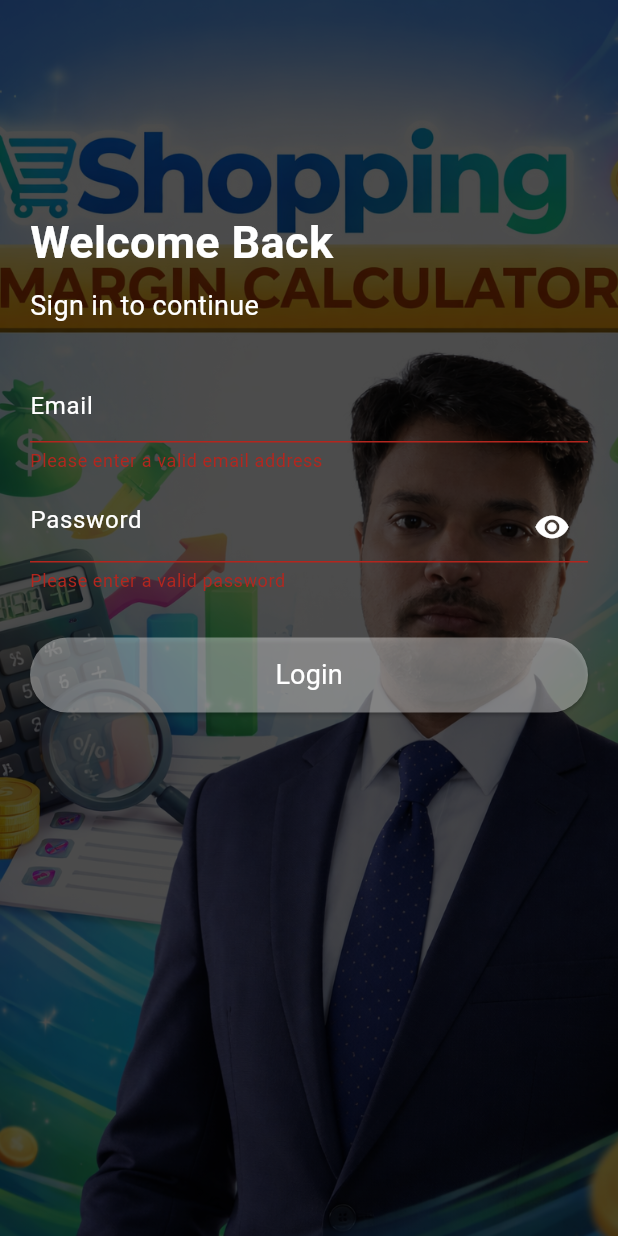
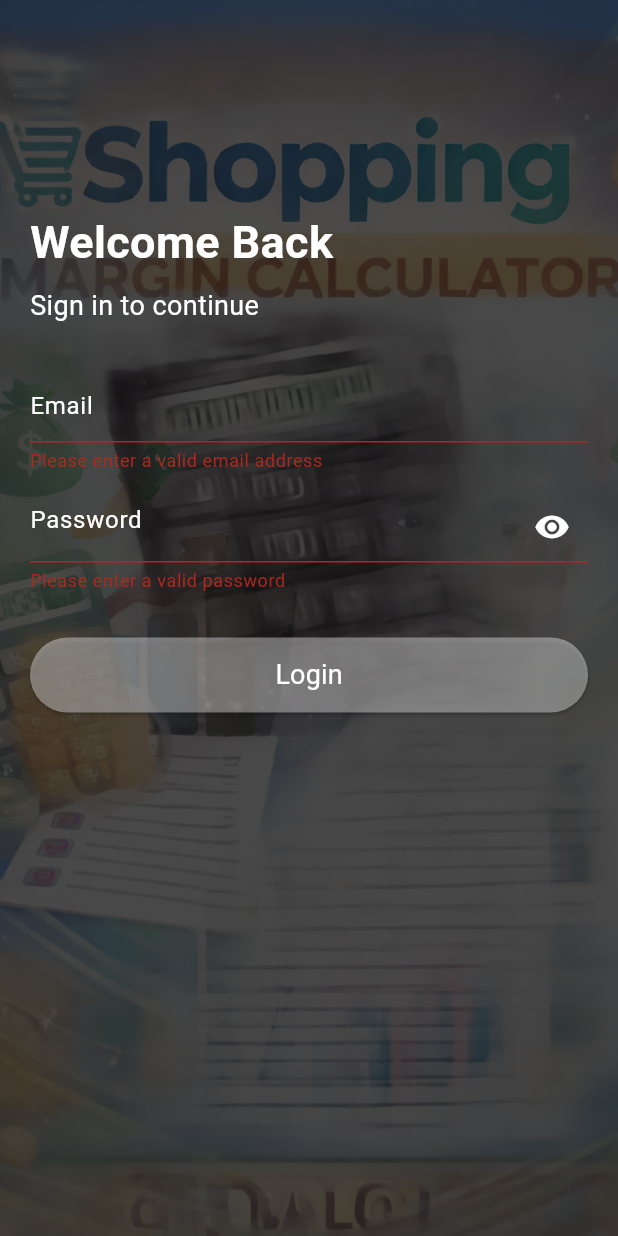
Before and after one commit to sujeet7838/shoping_margin_calculater, a Flutter app: the screen it shows after launch, after a tap on "Login", on a phone screen of 412 x 824 dp. Run offline on Flutter 3.47's test engine with Material 3 defaults, Android fonts, the phone set to English and light mode, and no system bars; drawn by our look-alikes of card_swiper; our stand-ins replace cloud_firestore, firebase_auth, firebase_core, flutter_spinkit, fluttertoast, shared_preferences; accounts and stored records are empty.

```diff
--- a/lib/main.dart
+++ b/lib/main.dart
@@ -1,5 +1,4 @@
 import 'package:calculater/firebase_options.dart';
-import 'package:calculater/screens/dashboard.dart';
 import 'package:calculater/screens/login.dart';
 import 'package:firebase_core/firebase_core.dart';
 import 'package:flutter/material.dart';
--- a/lib/screens/login.dart
+++ b/lib/screens/login.dart
@@ -1,4 +1,3 @@
-
 import 'package:calculater/screens/dashboard.dart';
 import 'package:calculater/screens/loading_manager.dart';
 import 'package:calculater/utils/auth_button.dart';
@@ -8,7 +7,6 @@ import 'package:calculater/utils/global_methods.dart';
 import 'package:calculater/utils/text_widget.dart';
 import 'package:card_swiper/card_swiper.dart';
 import 'package:firebase_core/firebase_core.dart';
-import 'package:flutter/gestures.dart';
 import 'package:flutter/material.dart';
 
 class LoginScreen extends StatefulWidget {
@@ -34,7 +32,6 @@ class _LoginScreenState extends State<LoginScreen> {
 
   bool _isLoading = false;
   void _submitFormOnLogin() async {
-
     final isValid = _formKey.currentState!.validate();
     FocusScope.of(context).unfocus();
     if (isValid) {
@@ -46,21 +43,20 @@ class _LoginScreenState extends State<LoginScreen> {
       try {
         await authInstance.signInWithEmailAndPassword(
           email: _emailTextController.text.toLowerCase().trim(),
-            password: _passTextController.text.trim());
-        Navigator.of(context).pushReplacement(MaterialPageRoute(
-          builder: (context) => const DeshboardPage(),
-        )
+          password: _passTextController.text.trim(),
         );
-
+        Navigator.of(context).pushReplacement(
+          MaterialPageRoute(builder: (context) => const DeshboardPage()),
+        );
       } on FirebaseException catch (error) {
-
         GlobalMethods.errorDialog(
-            subtitle: '${error.message}', context: context);
+          subtitle: '${error.message}',
+          context: context,
+        );
         setState(() {
           _isLoading = false;
         });
       } catch (error) {
-
         GlobalMethods.errorDialog(subtitle: '$error', context: context);
         setState(() {
           _isLoading = false;
@@ -78,22 +74,19 @@ class _LoginScreenState extends State<LoginScreen> {
     return Scaffold(
       body: LoadingManager(
         isLoading: _isLoading,
-        child: Stack(children: [
+        child: Stack(
+          children: [
             Swiper(
-            duration: 800,
-            autoplayDelay: 8000,
               itemBuilder: (BuildContext context, int index) {
                 return Image.asset(
                   Constss.authImagesPaths[index],
                   fit: BoxFit.cover,
                 );
               },
-            autoplay: true,
+              autoplay: false,
               itemCount: Constss.authImagesPaths.length,
             ),
-          Container(
-            color: Colors.black.withOpacity(0.7),
-          ),
+            Container(color: Colors.black.withOpacity(0.7)),
             SingleChildScrollView(
               child: Padding(
                 padding: const EdgeInsets.all(20.0),
@@ -102,35 +95,31 @@ class _LoginScreenState extends State<LoginScreen> {
                   crossAxisAlignment: CrossAxisAlignment.start,
                   mainAxisSize: MainAxisSize.max,
                   children: [
-                  const SizedBox(
-                    height: 120.0,
-                  ),
+                    const SizedBox(height: 120.0),
                     TextWidget(
                       text: 'Welcome Back',
                       color: Colors.white,
                       textSize: 30,
                       isTitle: true,
                     ),
-                  const SizedBox(
-                    height: 8,
-                  ),
+                    const SizedBox(height: 8),
                     TextWidget(
                       text: "Sign in to continue",
                       color: Colors.white,
                       textSize: 18,
                       isTitle: false,
                     ),
-                  const SizedBox(
-                    height: 30.0,
-                  ),
+                    const SizedBox(height: 30.0),
                     Form(
                       key: _formKey,
                       child: Column(
                         children: [
                           TextFormField(
                             textInputAction: TextInputAction.next,
-                            onEditingComplete: () => FocusScope.of(context)
-                                .requestFocus(_passFocusNode),
+                            onEditingComplete:
+                                () => FocusScope.of(
+                                  context,
+                                ).requestFocus(_passFocusNode),
                             controller: _emailTextController,
                             keyboardType: TextInputType.emailAddress,
                             validator: (value) {
@@ -152,11 +141,9 @@ class _LoginScreenState extends State<LoginScreen> {
                               ),
                             ),
                           ),
-                          const SizedBox(
-                            height: 12,
-                          ),
+                          const SizedBox(height: 12),
+
                           //Password
-
                           TextFormField(
                             textInputAction: TextInputAction.done,
                             onEditingComplete: () {
@@ -186,7 +173,8 @@ class _LoginScreenState extends State<LoginScreen> {
                                       ? Icons.visibility
                                       : Icons.visibility_off,
                                   color: Colors.white,
-                                  )),
+                                ),
+                              ),
                               hintText: 'Password',
                               hintStyle: const TextStyle(color: Colors.white),
                               enabledBorder: const UnderlineInputBorder(
@@ -198,36 +186,23 @@ class _LoginScreenState extends State<LoginScreen> {
                             ),
                           ),
                         ],
-                      )),
-                  const SizedBox(
-                    height: 15,
                       ),
+                    ),
+                    const SizedBox(height: 15),
 
-                  const SizedBox(
-                    height: 15,
-                  ),
-                  AuthButton(
-                    fct: _submitFormOnLogin,
-                    buttonText: 'Login',
-                  ),
-                  const SizedBox(
-                    height: 10,
-                  ),
+                    const SizedBox(height: 15),
+                    AuthButton(fct: _submitFormOnLogin, buttonText: 'Login'),
+                    const SizedBox(height: 10),
                     //const GoogleButton(),
-                  const SizedBox(
-                    height: 10,
-                  ),
+                    const SizedBox(height: 10),
 
-                  const SizedBox(
-                    height: 10,
-                  ),
-
-
+                    const SizedBox(height: 10),
                   ],
                 ),
               ),
-          )
-        ]),
+            ),
+          ],
+        ),
       ),
     );
   }
--- a/lib/utils/constss.dart
+++ b/lib/utils/constss.dart
@@ -1,13 +1,7 @@
 class Constss {
-
   static List<String> authImagesPaths = [
-    'assets/images/landing/calculater_image.png',
+   // 'assets/images/landing/calculater_image.png',
     'assets/images/landing/shopingcalculator.png',
-    // 'assets/images/landing/buyfood.jpg',
-    // 'assets/images/landing/grocery-cart.jpg',
-    // 'assets/images/landing/grocery-cart.jpg',
-    // 'assets/images/landing/store.jpg',
-    // 'assets/images/landing/vergtablebg.jpg',
+   // 'assets/images/landing/calculater_image.png',
   ];
-
 }
```
Also changed, not shown: lib/screens/dashboard.dart (+39 -14 lines), lib/screens/subscripationScreen.dart (added, +20 -0 lines). Lines whose indentation alone changed are shown as unchanged.
